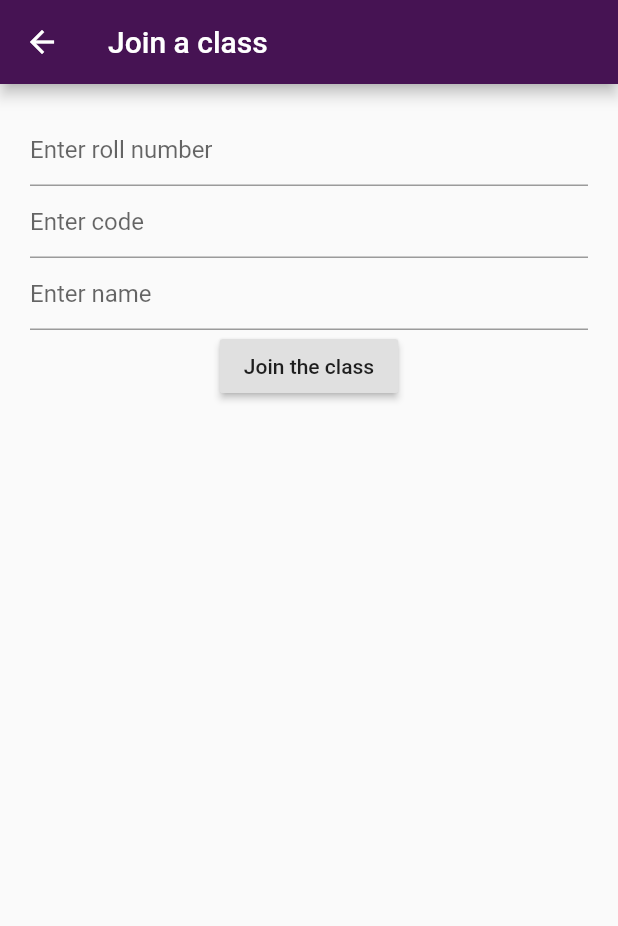
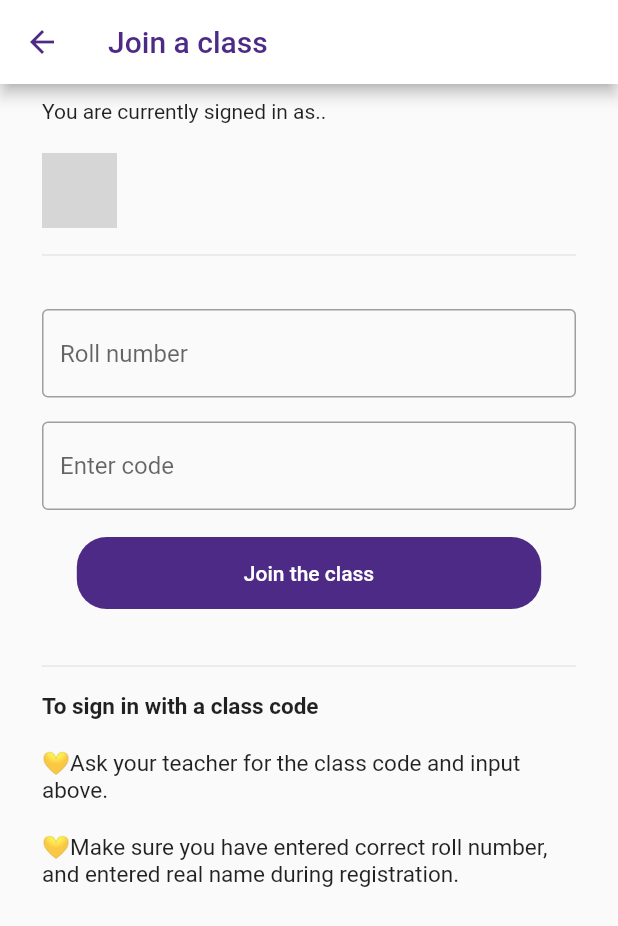
Before and after one commit to Srajan1/classroom, a Flutter app: the JoinClass screen opened by its route, on a phone screen of 412 x 824 dp. Shown: the top 926 px of the screen. Run offline on Flutter 3.47's test engine with Material 2 defaults, Android fonts, the phone set to English and light mode, and no system bars; our stand-ins replace cloud_firestore, firebase_auth, firebase_core, flutter_phoenix, google_fonts, google_sign_in; accounts and stored records are empty; network calls fail; Roboto replaces fonts that are missing (Montserrat); grey boxes are pictures that could not be loaded.

Commit message:
students can join class now

```diff
--- a/lib/screens/views/create_class.dart
+++ b/lib/screens/views/create_class.dart
@@ -196,6 +196,10 @@ class CopyCode extends StatelessWidget {
                       ClipboardData data = ClipboardData(text: (code));
                       await Clipboard.setData(data);
                       print(code);
+                      Scaffold.of(context).showSnackBar(SnackBar(
+                          backgroundColor: Color.fromRGBO(219, 22, 47, 1),
+                          content: Text("Code copied😁",
+                              style: TextStyle(color: Colors.white))));
                     }
                   : null,
               child: Text('Copy'),
--- a/lib/screens/views/created_classes.dart
+++ b/lib/screens/views/created_classes.dart
@@ -4,27 +4,32 @@ import 'dart:math';
 import 'package:cloud_firestore/cloud_firestore.dart';
 import 'package:flutter/material.dart';
 import 'package:flutter/services.dart';
-
-List<Color> colorList = [
-  // Color.fromRGBO(255, 173, 173, 1),
-  Color.fromRGBO(0, 187, 249, 0),
-  Color.fromRGBO(200, 231, 255, 0),
-  Color.fromRGBO(202, 255, 191, 0),
-  Color.fromRGBO(155, 246, 255, 0),
-  // Color.fromRGBO(160, 196, 255, 1),
-  Color.fromRGBO(189, 178, 255, 0),
-  Color.fromRGBO(255, 198, 255, 0),
-];
+import 'package:google_fonts/google_fonts.dart';
 
 class CreatedClasses extends StatelessWidget {
   static const routeName = '/my-classes';
-
+  List<Color> colorList = [
+    Color.fromRGBO(255, 173, 173, 1),
+    Color.fromRGBO(238, 239, 32, 1),
+    Color.fromRGBO(200, 231, 255, 1),
+    Color.fromRGBO(242, 232, 207, 1),
+    Color.fromRGBO(155, 246, 255, 1),
+    // Color.fromRGBO(160, 196, 255, 1),
+    Color.fromRGBO(189, 178, 255, 1),
+    Color.fromRGBO(255, 198, 255, 1),
+  ];
   @override
   Widget build(BuildContext context) {
+    var colorIndex = -1;
     final String collName = ModalRoute.of(context).settings.arguments;
     return Scaffold(
         appBar: AppBar(
-          title: Text('Your classes'),
+          title: Text(
+            'All your class',
+            style: TextStyle(color: Colors.black),
+          ),
+          iconTheme: IconThemeData(color: Colors.black),
+          backgroundColor: Colors.white,
         ),
         body: StreamBuilder<QuerySnapshot>(
           stream: FirebaseFirestore.instance.collection(collName).snapshots(),
@@ -40,13 +45,15 @@ class CreatedClasses extends StatelessWidget {
 
             return new ListView(
               children: snapshot.data.docs.map((DocumentSnapshot document) {
+                colorIndex += 1;
                 return Card(
+                  elevation: 10,
                   shape: RoundedRectangleBorder(
                     side: BorderSide(color: Colors.white70, width: 1),
                     borderRadius: BorderRadius.circular(10),
                   ),
                   margin: EdgeInsets.all(20.0),
-                  color: colorList[Random().nextInt(colorList.length)],
+                  color: Colors.white,
                   child: Column(
                     // crossAxisAlignment: CrossAxisAlignment.start,
                     children: [
@@ -73,14 +80,17 @@ class CreatedClasses extends StatelessWidget {
                             child: Material(
                               borderRadius: BorderRadius.circular(20.0),
                               shadowColor: Theme.of(context).accentColor,
-                              color: Theme.of(context).accentColor,
+                              color: colorList[colorIndex % colorList.length],
                               child: Builder(builder: (context) {
                                 return FlatButton(
                                   onPressed: () {},
                                   child: Center(
                                     child: Text(
                                       'View class',
-                                      style: kTitleStyle,
+                                      style: GoogleFonts.questrial(
+                                        fontSize: 16.0,
+                                        fontWeight: FontWeight.w400,
+                                      ),
                                     ),
                                   ),
                                 );
@@ -93,7 +103,7 @@ class CreatedClasses extends StatelessWidget {
                             child: Material(
                               borderRadius: BorderRadius.circular(20.0),
                               shadowColor: Theme.of(context).accentColor,
-                              color: Theme.of(context).accentColor,
+                              color: colorList[colorIndex % colorList.length],
                               child: Builder(builder: (context) {
                                 return FlatButton(
                                   onPressed: () async {
@@ -111,7 +121,10 @@ class CreatedClasses extends StatelessWidget {
                                   child: Center(
                                     child: Text(
                                       'Copy code',
-                                      style: kTitleStyle,
+                                      style: GoogleFonts.questrial(
+                                        fontSize: 16.0,
+                                        fontWeight: FontWeight.w400,
+                                      ),
                                     ),
                                   ),
                                 );
--- a/lib/screens/views/join_class.dart
+++ b/lib/screens/views/join_class.dart
@@ -1,5 +1,9 @@
+import 'package:classroom/constants/constants.dart';
 import 'package:classroom/services/my_classes.dart';
+import 'package:firebase_auth/firebase_auth.dart';
 import 'package:flutter/material.dart';
+import 'package:google_fonts/google_fonts.dart';
+import 'package:provider/provider.dart';
 
 class JoinClass extends StatelessWidget {
   static const routeName = '/join-class';
@@ -7,34 +11,95 @@ class JoinClass extends StatelessWidget {
   final rollNum = TextEditingController();
   final code = TextEditingController();
   final name = TextEditingController();
+
   @override
   Widget build(BuildContext context) {
+    final user = Provider.of<User>(context);
+    var imgURL;
+    if (user == null) {
+      imgURL =
+          'https://cdn3.iconfinder.com/data/icons/user-interface-web-1/550/web-circle-circular-round_54-512.png';
+    } else {
+      imgURL = user.photoURL != null
+          ? user.photoURL
+          : 'https://cdn3.iconfinder.com/data/icons/user-interface-web-1/550/web-circle-circular-round_54-512.png';
+    }
+    name.text = user.displayName;
     return Scaffold(
-      appBar: AppBar(title: Text('Join a class')),
+      appBar: AppBar(
+        title: Text(
+          'Join a class',
+          style: TextStyle(color: Theme.of(context).accentColor),
+        ),
+        iconTheme: IconThemeData(color: Theme.of(context).accentColor),
+        backgroundColor: Colors.white,
+      ),
       body: SingleChildScrollView(
         child: Column(
+          crossAxisAlignment: CrossAxisAlignment.start,
           children: [
+            Padding(
+              padding:
+                  const EdgeInsets.symmetric(horizontal: 28.0, vertical: 10),
+              child: Text(
+                'You are currently signed in as..',
+                style: GoogleFonts.roboto(),
+              ),
+            ),
+            Row(
+              mainAxisAlignment: MainAxisAlignment.start,
+              children: [
+                Padding(
+                  padding: const EdgeInsets.symmetric(
+                      horizontal: 28.0, vertical: 10),
+                  child: Container(
+                      width: 50.0,
+                      height: 50.0,
+                      decoration: new BoxDecoration(
+                          shape: BoxShape.circle,
+                          image: new DecorationImage(
+                              fit: BoxFit.fill,
+                              image: new NetworkImage(imgURL)))),
+                ),
+                Padding(
+                  padding: const EdgeInsets.symmetric(vertical: 5),
+                  child: Column(
+                    crossAxisAlignment: CrossAxisAlignment.start,
+                    children: [
+                      Text(user.displayName,
+                          style: GoogleFonts.questrial(
+                              fontWeight: FontWeight.bold)),
+                      Text(user.email,
+                          style: GoogleFonts.questrial(
+                              fontWeight: FontWeight.w100)),
+                    ],
+                  ),
+                )
+              ],
+            ),
+            Padding(
+              padding: EdgeInsets.symmetric(horizontal: 28),
+              child: Divider(),
+            ),
             Padding(
               padding: const EdgeInsets.all(20.0),
               child: Form(
                 key: _formKey,
                 child: Column(
                   children: [
-                    TextFormField(
-                      controller: rollNum,
-                      decoration:
-                          InputDecoration(hintText: 'Enter roll number'),
-                    ),
-                    TextFormField(
-                      controller: code,
-                      decoration: InputDecoration(hintText: 'Enter code'),
-                    ),
-                    TextFormField(
-                      controller: name,
-                      decoration: InputDecoration(hintText: 'Enter name'),
-                    ),
-                    RaisedButton(
+                    formField(rollNum, 'Roll number', context),
+                    formField(code, 'Enter code', context),
+                    Container(
+                      padding: EdgeInsets.all(10),
+                      width: MediaQuery.of(context).size.width * 0.8,
+                      child: Material(
+                        borderRadius: BorderRadius.circular(20.0),
+                        shadowColor: Theme.of(context).accentColor,
+                        color: Theme.of(context).accentColor,
+                        child: Builder(builder: (context) {
+                          return FlatButton(
                             onPressed: () async {
+                              if (_formKey.currentState.validate()) {
                                 String str = code.text;
                                 int index;
                                 for (int i = 0; i < str.length; ++i) {
@@ -44,25 +109,75 @@ class JoinClass extends StatelessWidget {
                                       str[i + 3] == 'm') index = i + 3;
                                 }
                                 String teacherId = str.substring(0, index + 1);
-                        var db = JoinClassDataBase(
-                            code.text, rollNum.text, teacherId, name.text);
+                                var db = JoinClassDataBase(code.text,
+                                    rollNum.text, teacherId, name.text);
                                 db.JoinClass();
-                        // List<Map<String, String>> studentList = new List();
-                        // studentList.add({
-                        //   'studentName': 'studentName',
-                        //   'rollNum': 'rollNum'
-                        // });
-                        // print(studentList);
+                              }
                             },
-                      child: Text('Join the class'),
-                    )
+                            child: Text(
+                              'Join the class',
+                              style: TextStyle(color: Colors.white),
+                            ),
+                          );
+                        }),
+                      ),
+                    ),
                   ],
                 ),
               ),
-            )
+            ),
+            Padding(
+              padding: EdgeInsets.symmetric(horizontal: 28),
+              child: Divider(),
+            ),
+            Padding(
+              padding:
+                  const EdgeInsets.symmetric(horizontal: 28.0, vertical: 10),
+              child: Text(
+                'To sign in with a class code',
+                style: GoogleFonts.roboto(
+                    fontWeight: FontWeight.bold, fontSize: 15),
+              ),
+            ),
+            Padding(
+              padding:
+                  const EdgeInsets.symmetric(horizontal: 28.0, vertical: 10),
+              child: Text(
+                '💛Ask your teacher for the class code and input above.',
+                style: GoogleFonts.roboto(fontSize: 15),
+              ),
+            ),
+            Padding(
+              padding:
+                  const EdgeInsets.symmetric(horizontal: 28.0, vertical: 10),
+              child: Text(
+                '💛Make sure you have entered correct roll number, and entered real name during registration.',
+                style: GoogleFonts.roboto(fontSize: 15),
+              ),
+            ),
           ],
         ),
       ),
     );
   }
 }
+
+formField(controller, title, context) {
+  return Padding(
+    padding: const EdgeInsets.all(8.0),
+    child: TextFormField(
+      validator: ((value) => value.isEmpty ? 'Enter a value' : null),
+      controller: controller,
+      decoration: InputDecoration(
+        hintText: title,
+        focusedBorder: OutlineInputBorder(
+          borderRadius: BorderRadius.all(Radius.circular(20)),
+          borderSide: BorderSide(color: Colors.grey, width: 1.0),
+        ),
+        enabledBorder: OutlineInputBorder(
+          borderSide: BorderSide(color: Colors.grey, width: 1.0),
+        ),
+      ),
+    ),
+  );
+}
```
Lines whose indentation alone changed are shown as unchanged.
